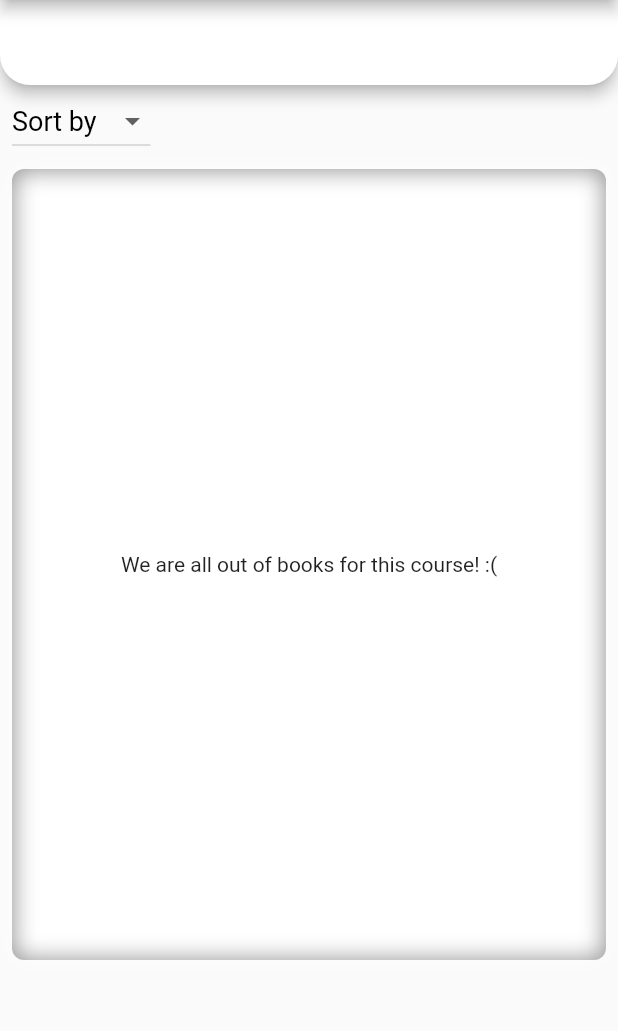
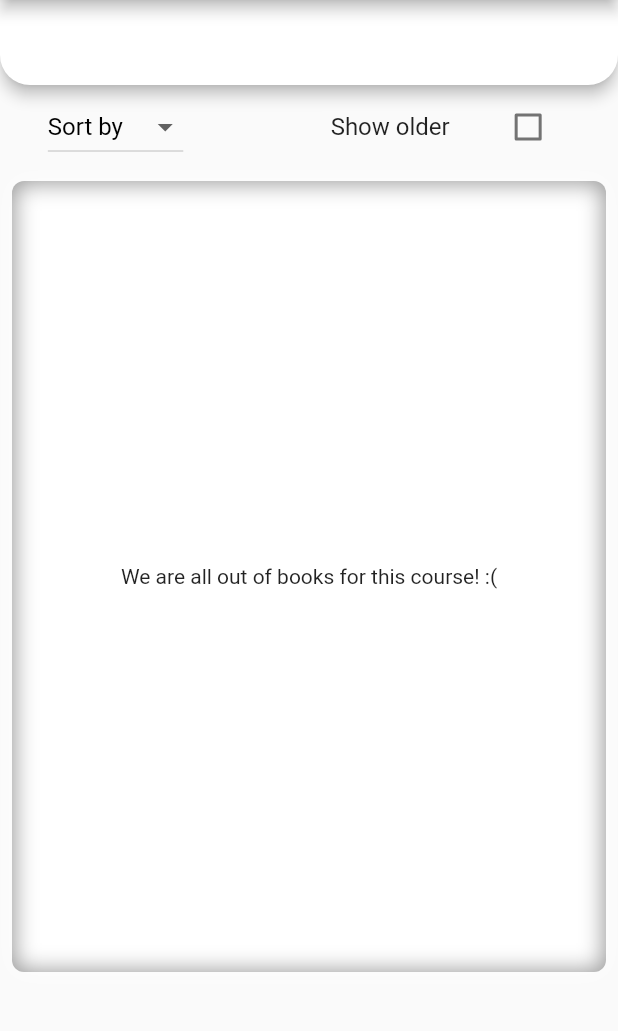
Before and after one commit to niklasenberg/fook, a Flutter app: the AllSalesPage screen opened directly with empty values, on a phone screen of 412 x 824 dp, the part 128-1159 px from its top. Run offline on Flutter 3.47's test engine with Material 2 defaults, Android fonts, the phone set to English and light mode, and no system bars; our stand-ins replace cloud_firestore, firebase_auth, firebase_core, firebase_messaging, firebase_storage, fluttericon and 2 more; missing offline and left inert: flutterfire_ui; accounts and stored records are empty; network calls fail.

Commit message:
Update all_sales_page.dart

```diff
--- a/lib/screens/home/all_sales_page.dart
+++ b/lib/screens/home/all_sales_page.dart
@@ -13,6 +13,8 @@ import 'package:cloud_firestore/cloud_firestore.dart';
 class AllSalesPage extends StatefulWidget {
   final Course course;
   bool showOlder = false;
+  List<Sale> sales = [];
+
   AllSalesPage(this.course, {Key? key}) : super(key: key);
 
   @override
@@ -22,11 +24,14 @@ class AllSalesPage extends StatefulWidget {
 class _AllSalesPageState extends State<AllSalesPage> {
   @override
   Widget build(BuildContext context) {
-    return Scaffold(appBar: FookAppBar(
+    return Scaffold(
+      appBar: FookAppBar(
         implyLeading: true,
       ),
       backgroundColor: Theme.of(context).backgroundColor,
-      body: Scaffold(appBar: AppBar(backgroundColor: Colors.white,
+      body: Scaffold(
+          appBar: AppBar(
+            backgroundColor: Colors.white,
             automaticallyImplyLeading: false,
             shape: const RoundedRectangleBorder(
                 borderRadius: BorderRadius.only(
@@ -37,53 +42,70 @@ class _AllSalesPageState extends State<AllSalesPage> {
               text: TextSpan(
                   text: widget.course.shortCode,
                   style: TextStyle(
-                    color: Theme.of(context).primaryColor,
-                    fontSize: 18)),
+                      color: Theme.of(context).primaryColor, fontSize: 18)),
             ),
             bottom: PreferredSize(
-          child: Container(padding: const EdgeInsets.fromLTRB(18, 0, 0, 5),
+              child: Container(
+                padding: const EdgeInsets.fromLTRB(18, 0, 0, 5),
                 alignment: Alignment.centerLeft,
-            child: Text(widget.course.name,
-              style: TextStyle(fontSize: 14),),
+                child: Text(
+                  widget.course.name,
+                  style: TextStyle(fontSize: 14),
+                ),
               ),
               preferredSize: const Size.fromHeight(1),
             ),
           ),
-          body: Column(children: [
+          body: Column(
+            children: [
               Container(
                   width: double.infinity,
                   margin: EdgeInsets.fromLTRB(4, 0, 0, 0),
-                  child: Row(
+                  child: Row(mainAxisAlignment: MainAxisAlignment.center,
+                      crossAxisAlignment: CrossAxisAlignment.center,
                       children: [
-                      SizedBox(width: 4,),
+                    SizedBox(
+                      width: 4,
+                    ),
                     DropdownButton<String>(
                       hint: Text(
                         'Sort by',
                         style: TextStyle(
                           color: Colors.black,
-                            fontSize: 18,
                         ),
                       ),
-                        items:
-                            <String>['Price', 'Condition'].map((String value) {
+                      items: <String>['price', 'condition'].map((String value) {
                         return DropdownMenuItem<String>(
                           value: value,
                           child: Text(value),
                         );
                       }).toList(),
-                        onChanged: (_) {},
+                      onChanged: (_) {
+                        setState(() {
+                          widget.sales.sort((a, b) => b.price.compareTo(a.price));
+                        });
+                      },
                     ),
-                      SizedBox(
-                        width: MediaQuery.of(context).size.width * 0.5,
-                      ),
-    ])
-    ),
+                    SizedBox(width: MediaQuery.of(context).size.width*0.16,),
+                    Container(
+                        width: 200,
+                        child: CheckboxListTile(
+
+                      title: Text("Show older",
+                          textAlign: TextAlign.center),
+                      value: widget.showOlder,
+                      onChanged: (newValue) {
+                        setState(() {
+                          widget.showOlder = newValue!;
+                        });
+                      }, //  <-- leading Checkbox
+                    ))
+                  ])),
               Container(
                 padding: EdgeInsets.all(4),
                 margin: EdgeInsets.all(8),
-            height: MediaQuery.of(context).size.height*0.64,
-            decoration: BoxDecoration(
-                boxShadow: [
+                height: MediaQuery.of(context).size.height * 0.64,
+                decoration: BoxDecoration(boxShadow: [
                   BoxShadow(
                     color: Colors.grey,
                   ),
@@ -92,18 +114,23 @@ class _AllSalesPageState extends State<AllSalesPage> {
                     spreadRadius: -2.0,
                     blurRadius: 12.0,
                   ),
-                ], borderRadius: BorderRadius.all(Radius.circular(8))
-            ),child: FutureBuilder(future: SaleHandler.getSalesForCourse(widget.course.shortCode, FirebaseFirestore.instance),
-              builder: (context, snapshot){
+                ], borderRadius: BorderRadius.all(Radius.circular(8))),
+                child: FutureBuilder(
+                    future: SaleHandler.getSalesForCourse(
+                        widget.course.shortCode, FirebaseFirestore.instance),
+                    builder: (context, snapshot) {
                       if (snapshot.hasData) {
-                  List<Sale> sales = snapshot.data as List<Sale>;
-                  if (sales.isEmpty){
-                    return Center(child: Text("We are all out of books for this course! :("),);
+                        widget.sales = snapshot.data as List<Sale>;
+                        if (widget.sales.isEmpty) {
+                          return Center(
+                            child: Text(
+                                "We are all out of books for this course! :("),
+                          );
                         }
                         return ListView.builder(
-                      itemCount: sales.length,
+                            itemCount: widget.sales.length,
                             itemBuilder: (context, index) => FutureBuilder(
-                        future: _getInfo(sales[index]),
+                                  future: _getInfo(widget.sales[index]),
                                   builder: (context, snapshot) {
                                     if (snapshot.hasData) {
                                       Map<String, dynamic> infoList =
@@ -114,28 +141,33 @@ class _AllSalesPageState extends State<AllSalesPage> {
                                               MaterialPageRoute(
                                                   builder: (context) =>
                                                       SaleDescription(
-                                                sales[index]))),
+                                                          widget.sales[index]))),
                                           child: SaleCard(
-                                    sales[index],
+                                              widget.sales[index],
                                               infoList["seller"],
                                               infoList["book"],
                                               context));
                                     }
-                          return Container(decoration: BoxDecoration(
+                                    return Container(
+                                        decoration: BoxDecoration(
                                           boxShadow: [
                                             BoxShadow(
-                                color: Theme.of(context).backgroundColor,
-                                offset: Offset(2.0, 2.0), // shadow direction: bottom right
+                                              color: Theme.of(context)
+                                                  .backgroundColor,
+                                              offset: Offset(2.0,
+                                                  2.0), // shadow direction: bottom right
                                             ),
                                           ],
-                            borderRadius: BorderRadius.circular(20),
+                                          borderRadius:
+                                              BorderRadius.circular(20),
                                         ),
                                         margin: EdgeInsets.all(10),
                                         width: double.infinity,
                                         height: 150,
                                         child: Center(
                                             child: CircularProgressIndicator(
-                                      valueColor: AlwaysStoppedAnimation(
+                                                valueColor:
+                                                    AlwaysStoppedAnimation(
                                           Theme.of(context).colorScheme.primary,
                                         ))));
                                   },
@@ -146,14 +178,18 @@ class _AllSalesPageState extends State<AllSalesPage> {
                               valueColor: AlwaysStoppedAnimation(
                         Theme.of(context).colorScheme.primary,
                       )));
-              }),)],)),
+                    }),
+              )
+            ],
+          )),
     );
   }
 }
 
 _getInfo(Sale sale) async {
   Map<String, dynamic> infoList = {};
-  infoList["seller"] = await UserHandler.getUser(sale.userID, FirebaseFirestore.instance);
+  infoList["seller"] =
+      await UserHandler.getUser(sale.userID, FirebaseFirestore.instance);
   infoList["book"] = await BookHandler.getBook(sale.isbn);
   return infoList;
 }
@@ -186,7 +222,7 @@ Widget SaleCard(Sale sale, User seller, Book book, context) {
           begin: Alignment.topCenter,
         ),
       ),
-          margin: EdgeInsets.all(10),
+      margin: EdgeInsets.all(5),
       width: double.infinity,
       height: 150,
       child: Stack(
@@ -201,8 +237,8 @@ Widget SaleCard(Sale sale, User seller, Book book, context) {
                   boxShadow: [
                     BoxShadow(
                       color: Colors.grey,
-                          offset: Offset(
-                              2.0, 2.0), // shadow direction: bottom right
+                      offset:
+                          Offset(2.0, 2.0), // shadow direction: bottom right
                     ),
                   ],
                 ),
@@ -257,8 +293,7 @@ Widget SaleCard(Sale sale, User seller, Book book, context) {
                                   const TextSpan(
                                       text: "ISBN: ",
                                       style: TextStyle(
-                                              color: Colors.black,
-                                              fontSize: 12)),
+                                          color: Colors.black, fontSize: 12)),
                                   TextSpan(
                                       text: sale.isbn,
                                       style: const TextStyle(
@@ -283,15 +318,11 @@ Widget SaleCard(Sale sale, User seller, Book book, context) {
                                   const TextSpan(
                                       text: "Seller: ",
                                       style: TextStyle(
-                                              color: Colors.black,
-                                              fontSize: 12)),
+                                          color: Colors.black, fontSize: 12)),
                                   TextSpan(
-                                          text: seller.name +
-                                              " " +
-                                              seller.lastName,
+                                      text: seller.name + " " + seller.lastName,
                                       style: TextStyle(
-                                              color: Theme.of(context)
-                                                  .primaryColor,
+                                          color: Theme.of(context).primaryColor,
                                           fontSize: 12)),
                                 ]),
                               ),
@@ -310,13 +341,11 @@ Widget SaleCard(Sale sale, User seller, Book book, context) {
                                   const TextSpan(
                                       text: "Condition: ",
                                       style: TextStyle(
-                                              color: Colors.black,
-                                              fontSize: 12)),
+                                          color: Colors.black, fontSize: 12)),
                                   TextSpan(
                                       text: sale.condition,
                                       style: TextStyle(
-                                              color: Theme.of(context)
-                                                  .primaryColor,
+                                          color: Theme.of(context).primaryColor,
                                           fontSize: 12)),
                                 ]),
                               ),
@@ -334,7 +363,8 @@ Widget SaleCard(Sale sale, User seller, Book book, context) {
                               TextSpan(
                                   text: sale.price.toString() + ":-",
                                   style: TextStyle(
-                                          color: Colors.red, fontSize: 20,
+                                      color: Colors.red,
+                                      fontSize: 20,
                                       fontWeight: FontWeight.bold)),
                             ]),
                           ),
```
Lines whose indentation alone changed are shown as unchanged.
